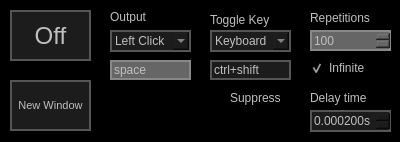
This is gui.ui in KermitPurple/clicker as Qt 5 draws it before an edit. The edited form follows.
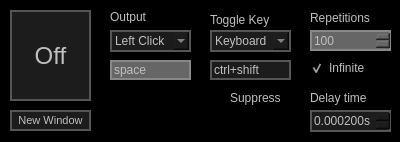
This is the edited form.

Diff of the .ui file:
```diff
--- a/gui.ui
+++ b/gui.ui
@@ -32,7 +32,7 @@
       <x>10</x>
       <y>10</y>
       <width>81</width>
-      <height>51</height>
+      <height>91</height>
      </rect>
     </property>
     <property name="font">
@@ -356,9 +356,9 @@
     <property name="geometry">
      <rect>
       <x>10</x>
-      <y>80</y>
+      <y>110</y>
       <width>81</width>
-      <height>51</height>
+      <height>21</height>
      </rect>
     </property>
     <property name="font">
```
